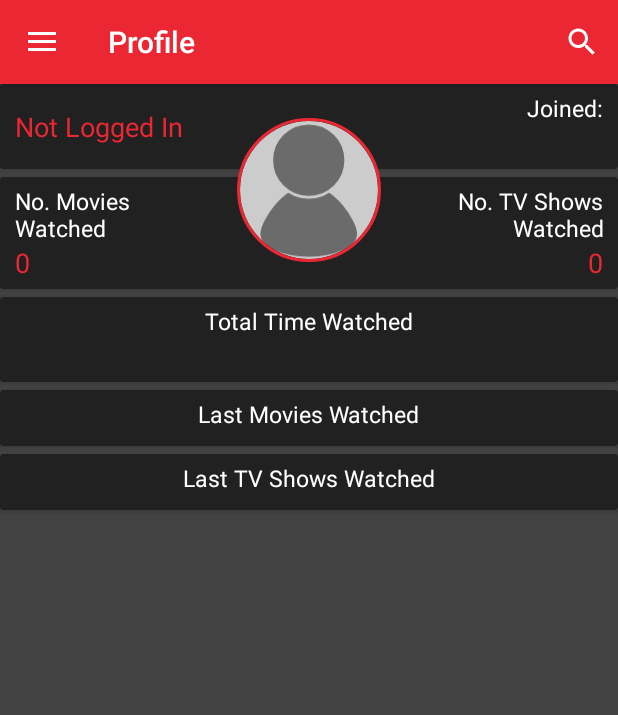
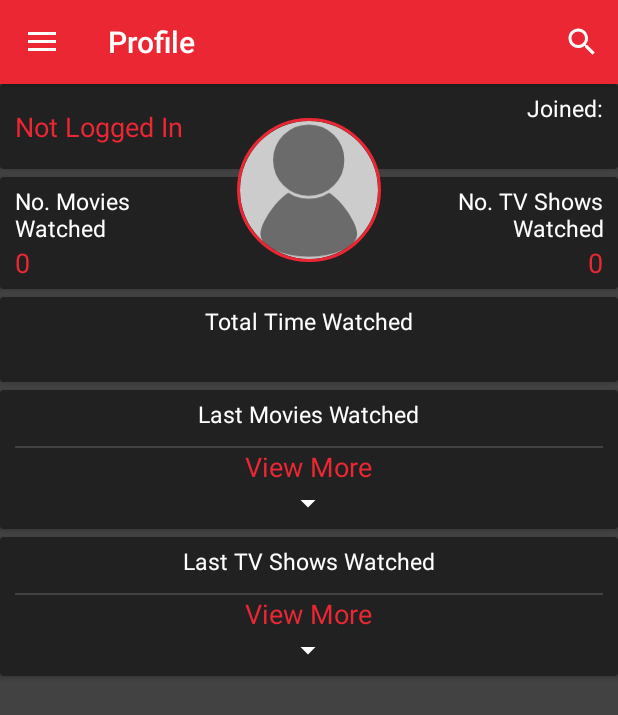
Before and after one commit to Apexcery/AgileDevApp, an Android app: the fragment ProfileFragment placed in its activity, on a phone screen of 412 x 824 dp. Shown: the top 715 px of the screen. Run offline under Robolectric (Android 15) with nearby library versions, the phone set to English and light mode, and no system bars; our stand-ins replace CircleImageView, Firebase (no records; nobody signed in at launch, a user with empty details on screens opened directly); libraries missing offline, so code that uses them is left out: com.loopj.android, cz.msebera.android; pictures from the network do not load.

Commit message:
Added button to view more of the user's watched movies on the profile fragment.

```diff
--- /dev/null
+++ b/app/src/main/res/drawable/ic_arrow_drop_down_black.xml
@@ -0,0 +1,9 @@
+<vector xmlns:android="http://schemas.android.com/apk/res/android"
+        android:width="24dp"
+        android:height="24dp"
+        android:viewportWidth="24.0"
+        android:viewportHeight="24.0">
+    <path
+        android:fillColor="@color/colorAccent"
+        android:pathData="M7,10l5,5 5,-5z"/>
+</vector>
--- a/app/src/main/res/layout/fragment_profile.xml
+++ b/app/src/main/res/layout/fragment_profile.xml
@@ -200,6 +200,21 @@
                 android:scrollbars="horizontal"
                 android:scrollbarSize="3dp"
                 android:scrollbarThumbHorizontal="@color/colorPrimary"/>
+            <View
+                android:layout_width="match_parent"
+                android:layout_height="1dp"
+                android:layout_marginTop="5dp"
+                android:background="@color/background"/>
+            <TextView
+                android:layout_width="wrap_content"
+                android:layout_height="wrap_content"
+                android:textColor="@color/colorPrimary"
+                android:textSize="18sp"
+                android:text="@string/view_more"
+                android:drawableBottom="@drawable/ic_arrow_drop_down_black"
+                android:clickable="true"
+                android:focusable="true"
+                android:background="?attr/selectableItemBackgroundBorderless"/>
         </LinearLayout>
     </android.support.v7.widget.CardView>
 
@@ -235,6 +250,21 @@
                 android:scrollbars="horizontal"
                 android:scrollbarSize="3dp"
                 android:scrollbarThumbHorizontal="@color/colorPrimary"/>
+            <View
+                android:layout_width="match_parent"
+                android:layout_height="1dp"
+                android:layout_marginTop="5dp"
+                android:background="@color/background"/>
+            <TextView
+                android:layout_width="wrap_content"
+                android:layout_height="wrap_content"
+                android:textColor="@color/colorPrimary"
+                android:textSize="18sp"
+                android:text="@string/view_more"
+                android:drawableBottom="@drawable/ic_arrow_drop_down_black"
+                android:clickable="true"
+                android:focusable="true"
+                android:background="?attr/selectableItemBackgroundBorderless"/>
         </LinearLayout>
     </android.support.v7.widget.CardView>
 </LinearLayout>
--- a/app/src/main/res/layout/movie_dialog_layout.xml
+++ b/app/src/main/res/layout/movie_dialog_layout.xml
@@ -206,7 +206,7 @@
                         android:layout_gravity="center_horizontal|bottom"
                         android:layout_width="wrap_content"
                         android:layout_height="wrap_content"
-                        android:text="@string/see_more"
+                        android:text="@string/view_more"
                         android:background="@color/colorPrimary"
                         android:textColor="@color/colorAccent"/>
                 </LinearLayout>
--- a/app/src/main/res/layout/tvshow_dialog_layout.xml
+++ b/app/src/main/res/layout/tvshow_dialog_layout.xml
@@ -206,7 +206,7 @@
                         android:layout_gravity="center_horizontal|bottom"
                         android:layout_width="wrap_content"
                         android:layout_height="wrap_content"
-                        android:text="@string/see_more"
+                        android:text="@string/view_more"
                         android:background="@color/colorPrimary"
                         android:textColor="@color/colorAccent"/>
                 </LinearLayout>
--- a/app/src/main/res/values/strings.xml
+++ b/app/src/main/res/values/strings.xml
@@ -44,7 +44,7 @@
     <string name="plot_overview"><u><b>Plot Overview</b></u></string>
     <string name="genres"><u><b>Genres</b></u></string>
     <string name="cast"><u><b>Cast</b></u></string>
-    <string name="see_more">See More</string>
+    <string name="view_more">View More</string>
     <string name="born">Born -</string>
     <string name="release_date">Release Date:</string>
     <string name="first_released">First Release:</string>
```
